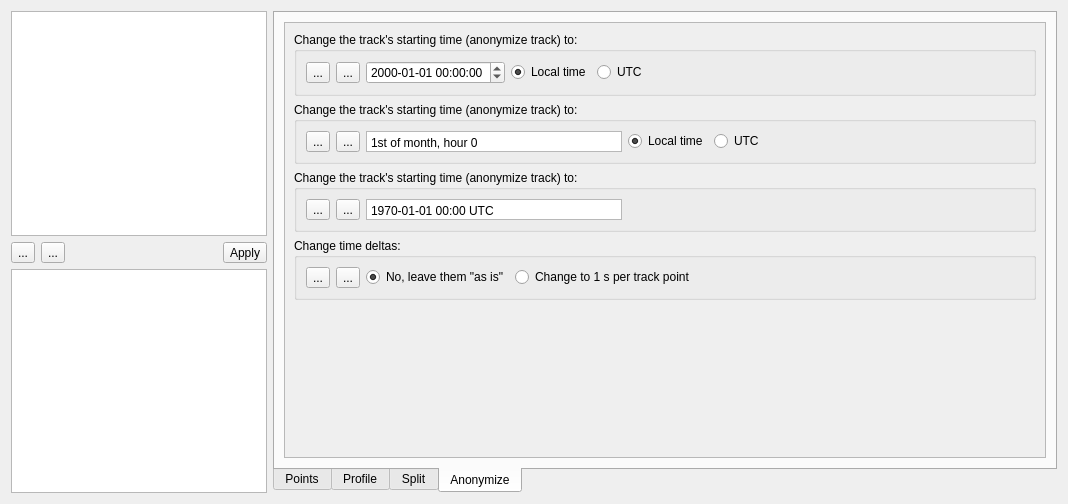
First picture: the form in src/ITrackFilterWidget.ui, repository Nikoli/qlandkartegt, before the edit.
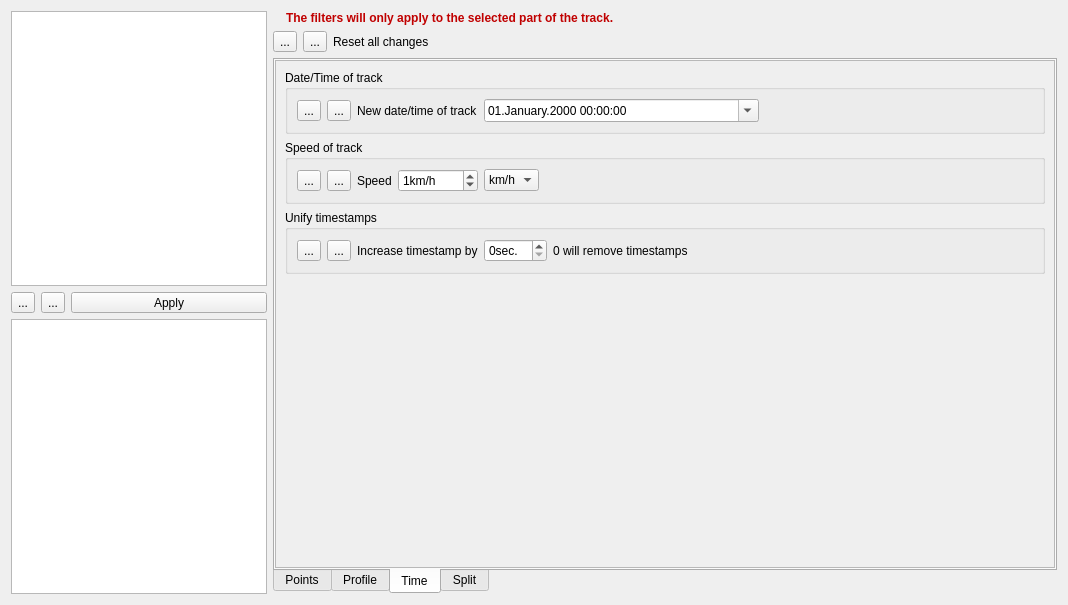
Second picture: the form after the edit. The open tabs and pages were chosen to show the change. Icons and pictures are not drawn.

Diff of the .ui file:
```diff
--- a/src/ITrackFilterWidget.ui
+++ b/src/ITrackFilterWidget.ui
@@ -7,13 +7,13 @@
     <x>0</x>
     <y>0</y>
     <width>1068</width>
-    <height>504</height>
+    <height>605</height>
    </rect>
   </property>
   <property name="windowTitle">
    <string>Form</string>
   </property>
-  <layout class="QHBoxLayout" name="horizontalLayout_9">
+  <layout class="QHBoxLayout" name="horizontalLayout_14">
    <item>
     <layout class="QVBoxLayout" name="verticalLayout">
      <item>
@@ -56,24 +56,14 @@
          </property>
         </widget>
        </item>
-       <item>
-        <spacer name="horizontalSpacer_9">
-         <property name="orientation">
-          <enum>Qt::Horizontal</enum>
-         </property>
-         <property name="sizeType">
-          <enum>QSizePolicy::Expanding</enum>
-         </property>
-         <property name="sizeHint" stdset="0">
-          <size>
-           <width>40</width>
-           <height>20</height>
-          </size>
-         </property>
-        </spacer>
-       </item>
        <item>
         <widget class="QToolButton" name="pushApply">
+         <property name="sizePolicy">
+          <sizepolicy hsizetype="Minimum" vsizetype="Fixed">
+           <horstretch>0</horstretch>
+           <verstretch>0</verstretch>
+          </sizepolicy>
+         </property>
          <property name="toolTip">
           <string>apply filter</string>
          </property>
@@ -107,6 +97,78 @@
     </layout>
    </item>
    <item>
+    <layout class="QVBoxLayout" name="verticalLayout_10">
+     <item>
+      <layout class="QHBoxLayout" name="horizontalLayout_9">
+       <item>
+        <widget class="QLabel" name="labelFilterPartIcon">
+         <property name="sizePolicy">
+          <sizepolicy hsizetype="Maximum" vsizetype="Maximum">
+           <horstretch>0</horstretch>
+           <verstretch>0</verstretch>
+          </sizepolicy>
+         </property>
+         <property name="text">
+          <string/>
+         </property>
+         <property name="pixmap">
+          <pixmap resource="resources.qrc">:/icons/iconWarning16x16.png</pixmap>
+         </property>
+        </widget>
+       </item>
+       <item>
+        <widget class="QLabel" name="labelFilterPartMessage">
+         <property name="text">
+          <string>&lt;!DOCTYPE HTML PUBLIC &quot;-//W3C//DTD HTML 4.0//EN&quot; &quot;http://www.w3.org/TR/REC-html40/strict.dtd&quot;&gt;
+&lt;html&gt;&lt;head&gt;&lt;meta name=&quot;qrichtext&quot; content=&quot;1&quot; /&gt;&lt;style type=&quot;text/css&quot;&gt;
+p, li { white-space: pre-wrap; }
+&lt;/style&gt;&lt;/head&gt;&lt;body style=&quot; font-family:'Sans Serif'; font-size:9pt; font-weight:400; font-style:normal;&quot;&gt;
+&lt;p style=&quot; margin-top:0px; margin-bottom:0px; margin-left:0px; margin-right:0px; -qt-block-indent:0; text-indent:0px;&quot;&gt;&lt;span style=&quot; font-weight:600; color:#c00000;&quot;&gt;The filters will only apply to the selected part of the track.&lt;/span&gt;&lt;/p&gt;&lt;/body&gt;&lt;/html&gt;</string>
+         </property>
+        </widget>
+       </item>
+      </layout>
+     </item>
+     <item>
+      <layout class="QHBoxLayout" name="horizontalLayout_11">
+       <item>
+        <widget class="QToolButton" name="toolResetNow">
+         <property name="toolTip">
+          <string>apply now</string>
+         </property>
+         <property name="text">
+          <string>...</string>
+         </property>
+         <property name="icon">
+          <iconset resource="resources.qrc">
+           <normaloff>:/icons/iconGear16x16.png</normaloff>:/icons/iconGear16x16.png</iconset>
+         </property>
+        </widget>
+       </item>
+       <item>
+        <widget class="QToolButton" name="toolReset">
+         <property name="toolTip">
+          <string>add to list</string>
+         </property>
+         <property name="text">
+          <string>...</string>
+         </property>
+         <property name="icon">
+          <iconset resource="resources.qrc">
+           <normaloff>:/icons/iconAdd216x16.png</normaloff>:/icons/iconAdd216x16.png</iconset>
+         </property>
+        </widget>
+       </item>
+       <item>
+        <widget class="QLabel" name="label_15">
+         <property name="text">
+          <string>Reset all changes</string>
+         </property>
+        </widget>
+       </item>
+      </layout>
+     </item>
+     <item>
     <widget class="QTabWidget" name="tabWidget">
      <property name="enabled">
       <bool>true</bool>
@@ -156,50 +218,6 @@
            </rect>
           </property>
           <layout class="QVBoxLayout" name="verticalLayout_2">
-           <item>
-            <widget class="QGroupBox" name="groupReset">
-             <property name="title">
-              <string>Reset changes</string>
-             </property>
-             <layout class="QGridLayout" name="gridLayout_7">
-              <item row="0" column="1">
-               <widget class="QToolButton" name="toolReset">
-                <property name="toolTip">
-                 <string>add to list</string>
-                </property>
-                <property name="text">
-                 <string>...</string>
-                </property>
-                <property name="icon">
-                 <iconset resource="resources.qrc">
-                  <normaloff>:/icons/iconAdd16x16.png</normaloff>:/icons/iconAdd16x16.png</iconset>
-                </property>
-               </widget>
-              </item>
-              <item row="0" column="3">
-               <widget class="QLabel" name="label_15">
-                <property name="text">
-                 <string>Restore hidden points and changes applied by filters.</string>
-                </property>
-               </widget>
-              </item>
-              <item row="0" column="0">
-               <widget class="QToolButton" name="toolResetNow">
-                <property name="toolTip">
-                 <string>apply now</string>
-                </property>
-                <property name="text">
-                 <string>...</string>
-                </property>
-                <property name="icon">
-                 <iconset resource="resources.qrc">
-                  <normaloff>:/icons/toolswizard.png</normaloff>:/icons/toolswizard.png</iconset>
-                </property>
-               </widget>
-              </item>
-             </layout>
-            </widget>
-           </item>
            <item>
             <widget class="QGroupBox" name="groupReducePoints1">
              <property name="title">
@@ -744,6 +762,271 @@
        </item>
       </layout>
      </widget>
+       <widget class="QWidget" name="tabAnonymous">
+        <property name="enabled">
+         <bool>true</bool>
+        </property>
+        <attribute name="icon">
+         <iconset resource="resources.qrc">
+          <normaloff>:/icons/iconTime16x16.png</normaloff>:/icons/iconTime16x16.png</iconset>
+        </attribute>
+        <attribute name="title">
+         <string>Time</string>
+        </attribute>
+        <layout class="QVBoxLayout" name="verticalLayout_6">
+         <property name="spacing">
+          <number>0</number>
+         </property>
+         <property name="margin">
+          <number>0</number>
+         </property>
+         <item>
+          <widget class="QScrollArea" name="scrollArea_4">
+           <property name="widgetResizable">
+            <bool>true</bool>
+           </property>
+           <widget class="QWidget" name="scrollAreaWidgetContents_4">
+            <property name="geometry">
+             <rect>
+              <x>0</x>
+              <y>0</y>
+              <width>782</width>
+              <height>505</height>
+             </rect>
+            </property>
+            <layout class="QVBoxLayout" name="verticalLayout_9">
+             <item>
+              <widget class="QGroupBox" name="groupTime1">
+               <property name="title">
+                <string>Date/Time of track</string>
+               </property>
+               <layout class="QHBoxLayout" name="horizontalLayout_12">
+                <item>
+                 <widget class="QToolButton" name="toolTime1Now">
+                  <property name="text">
+                   <string>...</string>
+                  </property>
+                  <property name="icon">
+                   <iconset resource="resources.qrc">
+                    <normaloff>:/icons/iconGear16x16.png</normaloff>:/icons/iconGear16x16.png</iconset>
+                  </property>
+                 </widget>
+                </item>
+                <item>
+                 <widget class="QToolButton" name="toolAddTime1">
+                  <property name="text">
+                   <string>...</string>
+                  </property>
+                  <property name="icon">
+                   <iconset resource="resources.qrc">
+                    <normaloff>:/icons/iconAdd216x16.png</normaloff>:/icons/iconAdd216x16.png</iconset>
+                  </property>
+                 </widget>
+                </item>
+                <item>
+                 <widget class="QLabel" name="label_22">
+                  <property name="text">
+                   <string>New date/time of track</string>
+                  </property>
+                 </widget>
+                </item>
+                <item>
+                 <widget class="QDateTimeEdit" name="dateTime1">
+                  <property name="sizePolicy">
+                   <sizepolicy hsizetype="MinimumExpanding" vsizetype="Fixed">
+                    <horstretch>0</horstretch>
+                    <verstretch>0</verstretch>
+                   </sizepolicy>
+                  </property>
+                  <property name="displayFormat">
+                   <string>dd.MMMM.yyyy HH:mm:ss</string>
+                  </property>
+                  <property name="calendarPopup">
+                   <bool>true</bool>
+                  </property>
+                 </widget>
+                </item>
+                <item>
+                 <spacer name="horizontalSpacer_9">
+                  <property name="orientation">
+                   <enum>Qt::Horizontal</enum>
+                  </property>
+                  <property name="sizeHint" stdset="0">
+                   <size>
+                    <width>40</width>
+                    <height>20</height>
+                   </size>
+                  </property>
+                 </spacer>
+                </item>
+               </layout>
+              </widget>
+             </item>
+             <item>
+              <widget class="QGroupBox" name="groupTime2">
+               <property name="title">
+                <string>Speed of track</string>
+               </property>
+               <layout class="QHBoxLayout" name="horizontalLayout_13">
+                <item>
+                 <widget class="QToolButton" name="toolTime2Now">
+                  <property name="text">
+                   <string>...</string>
+                  </property>
+                  <property name="icon">
+                   <iconset resource="resources.qrc">
+                    <normaloff>:/icons/iconGear16x16.png</normaloff>:/icons/iconGear16x16.png</iconset>
+                  </property>
+                 </widget>
+                </item>
+                <item>
+                 <widget class="QToolButton" name="toolAddTime2">
+                  <property name="text">
+                   <string>...</string>
+                  </property>
+                  <property name="icon">
+                   <iconset resource="resources.qrc">
+                    <normaloff>:/icons/iconAdd216x16.png</normaloff>:/icons/iconAdd216x16.png</iconset>
+                  </property>
+                 </widget>
+                </item>
+                <item>
+                 <widget class="QLabel" name="label_23">
+                  <property name="text">
+                   <string>Speed</string>
+                  </property>
+                 </widget>
+                </item>
+                <item>
+                 <widget class="QSpinBox" name="spinSpeed1">
+                  <property name="suffix">
+                   <string>km/h</string>
+                  </property>
+                  <property name="minimum">
+                   <number>0</number>
+                  </property>
+                  <property name="maximum">
+                   <number>1999</number>
+                  </property>
+                  <property name="value">
+                   <number>1</number>
+                  </property>
+                 </widget>
+                </item>
+                <item>
+                 <widget class="QComboBox" name="comboMeterFeet5">
+                  <item>
+                   <property name="text">
+                    <string notr="true">km/h</string>
+                   </property>
+                  </item>
+                  <item>
+                   <property name="text">
+                    <string notr="true">mph</string>
+                   </property>
+                  </item>
+                 </widget>
+                </item>
+                <item>
+                 <spacer name="horizontalSpacer_10">
+                  <property name="orientation">
+                   <enum>Qt::Horizontal</enum>
+                  </property>
+                  <property name="sizeHint" stdset="0">
+                   <size>
+                    <width>40</width>
+                    <height>20</height>
+                   </size>
+                  </property>
+                 </spacer>
+                </item>
+               </layout>
+              </widget>
+             </item>
+             <item>
+              <widget class="QGroupBox" name="groupTime3">
+               <property name="title">
+                <string>Unify timestamps</string>
+               </property>
+               <layout class="QHBoxLayout" name="horizontalLayout_15">
+                <item>
+                 <widget class="QToolButton" name="toolTime3Now">
+                  <property name="text">
+                   <string>...</string>
+                  </property>
+                  <property name="icon">
+                   <iconset resource="resources.qrc">
+                    <normaloff>:/icons/iconGear16x16.png</normaloff>:/icons/iconGear16x16.png</iconset>
+                  </property>
+                 </widget>
+                </item>
+                <item>
+                 <widget class="QToolButton" name="toolAddTime3">
+                  <property name="text">
+                   <string>...</string>
+                  </property>
+                  <property name="icon">
+                   <iconset resource="resources.qrc">
+                    <normaloff>:/icons/iconAdd216x16.png</normaloff>:/icons/iconAdd216x16.png</iconset>
+                  </property>
+                 </widget>
+                </item>
+                <item>
+                 <widget class="QLabel" name="label_24">
+                  <property name="text">
+                   <string>Increase timestamp by</string>
+                  </property>
+                 </widget>
+                </item>
+                <item>
+                 <widget class="QSpinBox" name="spinTime1">
+                  <property name="suffix">
+                   <string>sec.</string>
+                  </property>
+                 </widget>
+                </item>
+                <item>
+                 <widget class="QLabel" name="label_25">
+                  <property name="text">
+                   <string>0 will remove timestamps</string>
+                  </property>
+                 </widget>
+                </item>
+                <item>
+                 <spacer name="horizontalSpacer_11">
+                  <property name="orientation">
+                   <enum>Qt::Horizontal</enum>
+                  </property>
+                  <property name="sizeHint" stdset="0">
+                   <size>
+                    <width>295</width>
+                    <height>20</height>
+                   </size>
+                  </property>
+                 </spacer>
+                </item>
+               </layout>
+              </widget>
+             </item>
+             <item>
+              <spacer name="verticalSpacer_4">
+               <property name="orientation">
+                <enum>Qt::Vertical</enum>
+               </property>
+               <property name="sizeHint" stdset="0">
+                <size>
+                 <width>20</width>
+                 <height>40</height>
+                </size>
+               </property>
+              </spacer>
+             </item>
+            </layout>
+           </widget>
+          </widget>
+         </item>
+        </layout>
+       </widget>
      <widget class="QWidget" name="tab_3">
       <attribute name="icon">
        <iconset resource="resources.qrc">
@@ -1182,360 +1465,9 @@
        </item>
       </layout>
      </widget>
-     <widget class="QWidget" name="tabAnonymous">
-      <property name="enabled">
-       <bool>true</bool>
-      </property>
-      <attribute name="icon">
-       <iconset resource="resources.qrc">
-        <normaloff>:/icons/cache/Virtual-Cache.png</normaloff>:/icons/cache/Virtual-Cache.png</iconset>
-      </attribute>
-      <attribute name="title">
-       <string>Anonymize</string>
-      </attribute>
-      <layout class="QVBoxLayout" name="verticalLayout_6">
-       <item>
-        <widget class="QScrollArea" name="scrollArea_4">
-         <property name="widgetResizable">
-          <bool>true</bool>
-         </property>
-         <widget class="QWidget" name="scrollAreaWidgetContents_4">
-          <property name="geometry">
-           <rect>
-            <x>0</x>
-            <y>0</y>
-            <width>776</width>
-            <height>451</height>
-           </rect>
-          </property>
-          <layout class="QVBoxLayout" name="verticalLayout_9">
-           <item>
-            <widget class="QGroupBox" name="groupAnon1">
-             <property name="title">
-              <string>Change the track's starting time (anonymize track) to:</string>
-             </property>
-             <layout class="QHBoxLayout" name="horizontalLayout_13">
-              <item>
-               <widget class="QToolButton" name="toolAnon1Now">
-                <property name="text">
-                 <string>...</string>
-                </property>
-                <property name="icon">
-                 <iconset resource="resources.qrc">
-                  <normaloff>:/icons/toolswizard.png</normaloff>:/icons/toolswizard.png</iconset>
-                </property>
-               </widget>
-              </item>
-              <item>
-               <widget class="QToolButton" name="toolAddAnon1">
-                <property name="text">
-                 <string>...</string>
-                </property>
-                <property name="icon">
-                 <iconset resource="resources.qrc">
-                  <normaloff>:/icons/iconAdd16x16.png</normaloff>:/icons/iconAdd16x16.png</iconset>
-                </property>
-               </widget>
-              </item>
-              <item>
-               <widget class="QDateTimeEdit" name="dateTimeEdit">
-                <property name="sizePolicy">
-                 <sizepolicy hsizetype="Minimum" vsizetype="Fixed">
-                  <horstretch>0</horstretch>
-                  <verstretch>0</verstretch>
-                 </sizepolicy>
-                </property>
-                <property name="date">
-                 <date>
-                  <year>2000</year>
-                  <month>1</month>
-                  <day>1</day>
-                 </date>
-                </property>
-                <property name="maximumDate">
-                 <date>
-                  <year>2099</year>
-                  <month>12</month>
-                  <day>31</day>
-                 </date>
-                </property>
-                <property name="displayFormat">
-                 <string>yyyy-MM-dd HH:mm:ss</string>
-                </property>
-               </widget>
-              </item>
-              <item>
-               <widget class="QRadioButton" name="radioLocaltime">
-                <property name="text">
-                 <string>Local time</string>
-                </property>
-                <property name="checked">
-                 <bool>true</bool>
-                </property>
-               </widget>
-              </item>
-              <item>
-               <widget class="QRadioButton" name="radioUTC">
-                <property name="text">
-                 <string>UTC</string>
-                </property>
-               </widget>
-              </item>
-              <item>
-               <spacer name="horizontalSpacer_10">
-                <property name="orientation">
-                 <enum>Qt::Horizontal</enum>
-                </property>
-                <property name="sizeHint" stdset="0">
-                 <size>
-                  <width>40</width>
-                  <height>20</height>
-                 </size>
-                </property>
-               </spacer>
-              </item>
-             </layout>
-            </widget>
-           </item>
-           <item>
-            <widget class="QGroupBox" name="groupAnon2">
-             <property name="title">
-              <string>Change the track's starting time (anonymize track) to:</string>
-             </property>
-             <layout class="QHBoxLayout" name="horizontalLayout_14">
-              <item>
-               <widget class="QToolButton" name="toolAnon2Now">
-                <property name="text">
-                 <string>...</string>
-                </property>
-                <property name="icon">
-                 <iconset resource="resources.qrc">
-                  <normaloff>:/icons/toolswizard.png</normaloff>:/icons/toolswizard.png</iconset>
-                </property>
-               </widget>
-              </item>
-              <item>
-               <widget class="QToolButton" name="toolAddAnon2">
-                <property name="text">
-                 <string>...</string>
-                </property>
-                <property name="icon">
-                 <iconset resource="resources.qrc">
-                  <normaloff>:/icons/iconAdd16x16.png</normaloff>:/icons/iconAdd16x16.png</iconset>
-                </property>
-               </widget>
-              </item>
-              <item>
-               <widget class="QPlainTextEdit" name="textAnon2">
-                <property name="enabled">
-                 <bool>true</bool>
-                </property>
-                <property name="sizePolicy">
-                 <sizepolicy hsizetype="Minimum" vsizetype="Ignored">
-                  <horstretch>0</horstretch>
-                  <verstretch>0</verstretch>
-                 </sizepolicy>
-                </property>
-                <property name="verticalScrollBarPolicy">
-                 <enum>Qt::ScrollBarAlwaysOff</enum>
-                </property>
-                <property name="horizontalScrollBarPolicy">
-                 <enum>Qt::ScrollBarAlwaysOff</enum>
-                </property>
-                <property name="undoRedoEnabled">
-                 <bool>false</bool>
-                </property>
-                <property name="readOnly">
-                 <bool>true</bool>
-                </property>
-                <property name="plainText">
-                 <string>1st of month, hour 0</string>
-                </property>
-               </widget>
-              </item>
-              <item>
-               <widget class="QRadioButton" name="radioLocaltime2">
-                <property name="text">
-                 <string>Local time</string>
-                </property>
-                <property name="checked">
-                 <bool>true</bool>
-                </property>
-               </widget>
-              </item>
-              <item>
-               <widget class="QRadioButton" name="radioUTC2">
-                <property name="text">
-                 <string>UTC</string>
-                </property>
-               </widget>
-              </item>
-              <item>
-               <spacer name="horizontalSpacer_11">
-                <property name="orientation">
-                 <enum>Qt::Horizontal</enum>
-                </property>
-                <property name="sizeHint" stdset="0">
-                 <size>
-                  <width>40</width>
-                  <height>20</height>
-                 </size>
-                </property>
-               </spacer>
-              </item>
-             </layout>
-            </widget>
-           </item>
-           <item>
-            <widget class="QGroupBox" name="groupAnon3">
-             <property name="title">
-              <string>Change the track's starting time (anonymize track) to:</string>
-             </property>
-             <layout class="QHBoxLayout" name="horizontalLayout_15">
-              <item>
-               <widget class="QToolButton" name="toolAnon3Now">
-                <property name="text">
-                 <string>...</string>
-                </property>
-                <property name="icon">
-                 <iconset resource="resources.qrc">
-                  <normaloff>:/icons/toolswizard.png</normaloff>:/icons/toolswizard.png</iconset>
-                </property>
-               </widget>
-              </item>
-              <item>
-               <widget class="QToolButton" name="toolAddAnon3">
-                <property name="text">
-                 <string>...</string>
-                </property>
-                <property name="icon">
-                 <iconset resource="resources.qrc">
-                  <normaloff>:/icons/iconAdd16x16.png</normaloff>:/icons/iconAdd16x16.png</iconset>
-                </property>
-               </widget>
-              </item>
-              <item>
-               <widget class="QPlainTextEdit" name="textAnon3">
-                <property name="sizePolicy">
-                 <sizepolicy hsizetype="Minimum" vsizetype="Ignored">
-                  <horstretch>0</horstretch>
-                  <verstretch>0</verstretch>
-                 </sizepolicy>
-                </property>
-                <property name="verticalScrollBarPolicy">
-                 <enum>Qt::ScrollBarAlwaysOff</enum>
-                </property>
-                <property name="horizontalScrollBarPolicy">
-                 <enum>Qt::ScrollBarAlwaysOff</enum>
-                </property>
-                <property name="undoRedoEnabled">
-                 <bool>false</bool>
-                </property>
-                <property name="readOnly">
-                 <bool>true</bool>
-                </property>
-                <property name="plainText">
-                 <string>1970-01-01 00:00 UTC</string>
-                </property>
-               </widget>
-              </item>
-              <item>
-               <spacer name="horizontalSpacer_12">
-                <property name="orientation">
-                 <enum>Qt::Horizontal</enum>
-                </property>
-                <property name="sizeHint" stdset="0">
-                 <size>
-                  <width>40</width>
-                  <height>20</height>
-                 </size>
-                </property>
-               </spacer>
-              </item>
-             </layout>
-            </widget>
-           </item>
-           <item>
-            <widget class="QGroupBox" name="groupAnon4">
-             <property name="title">
-              <string>Change time deltas:</string>
-             </property>
-             <layout class="QHBoxLayout" name="horizontalLayout_16">
-              <item>
-               <widget class="QToolButton" name="toolAnon4Now">
-                <property name="text">
-                 <string>...</string>
-                </property>
-                <property name="icon">
-                 <iconset resource="resources.qrc">
-                  <normaloff>:/icons/toolswizard.png</normaloff>:/icons/toolswizard.png</iconset>
-                </property>
-               </widget>
-              </item>
-              <item>
-               <widget class="QToolButton" name="toolAddAnon4">
-                <property name="text">
-                 <string>...</string>
-                </property>
-                <property name="icon">
-                 <iconset resource="resources.qrc">
-                  <normaloff>:/icons/iconAdd16x16.png</normaloff>:/icons/iconAdd16x16.png</iconset>
-                </property>
-               </widget>
-              </item>
-              <item>
-               <widget class="QRadioButton" name="radioAnon4Leaveasis">
-                <property name="text">
-                 <string>No, leave them &quot;as is&quot;</string>
-                </property>
-                <property name="checked">
-                 <bool>true</bool>
-                </property>
-               </widget>
-              </item>
-              <item>
-               <widget class="QRadioButton" name="radioAnon4To1s">
-                <property name="text">
-                 <string>Change to 1 s per track point</string>
-                </property>
-               </widget>
-              </item>
-              <item>
-               <spacer name="horizontalSpacer_13">
-                <property name="orientation">
-                 <enum>Qt::Horizontal</enum>
-                </property>
-                <property name="sizeHint" stdset="0">
-                 <size>
-                  <width>40</width>
-                  <height>20</height>
-                 </size>
-                </property>
-               </spacer>
-              </item>
-             </layout>
-            </widget>
-           </item>
-           <item>
-            <spacer name="verticalSpacer_4">
-             <property name="orientation">
-              <enum>Qt::Vertical</enum>
-             </property>
-             <property name="sizeHint" stdset="0">
-              <size>
-               <width>20</width>
-               <height>40</height>
-              </size>
-             </property>
-            </spacer>
-           </item>
-          </layout>
-         </widget>
-        </widget>
-       </item>
-      </layout>
-     </widget>
-    </widget>
+      </widget>
+     </item>
+    </layout>
    </item>
   </layout>
  </widget>
```
Left out of the diff: 115 changed lines with no effect on the pictures. Lines whose indentation alone changed are shown as unchanged.
